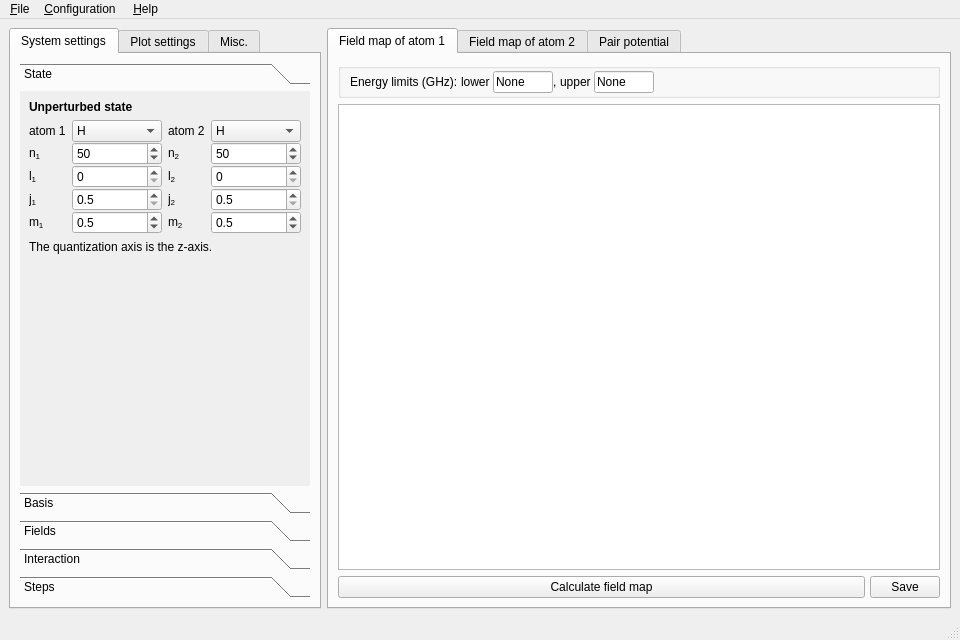
Before: the Qt Designer form gui/plotter.ui in pairinteraction/pairinteraction, drawn with Qt 5.
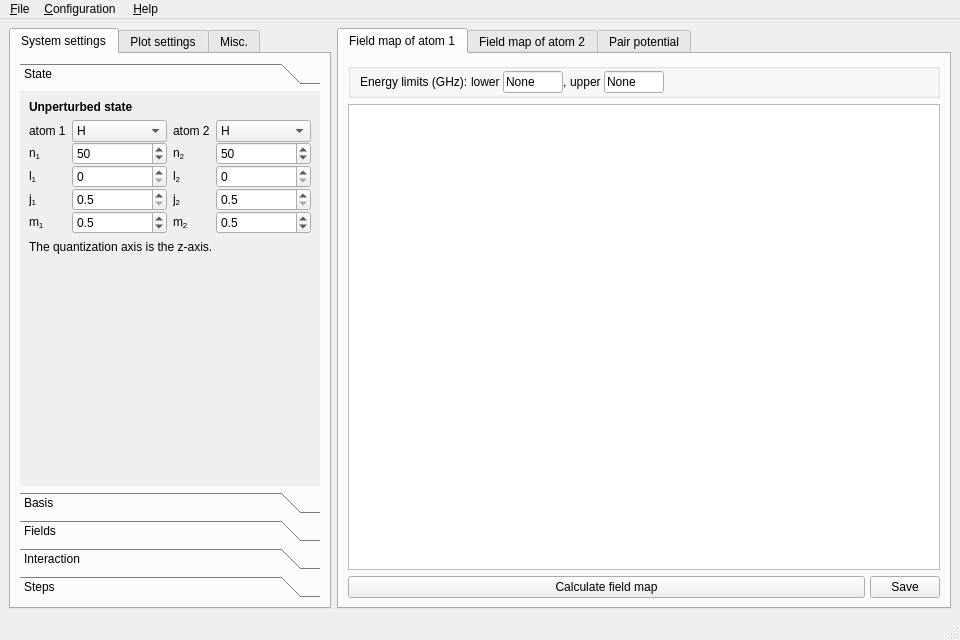
After: the same form once the commit is applied. Custom widgets are drawn as their Qt base class.

The edit to the form file:
```diff
--- a/gui/plotter.ui
+++ b/gui/plotter.ui
@@ -50,7 +50,7 @@
           </property>
           <property name="minimumSize">
            <size>
-            <width>290</width>
+            <width>300</width>
             <height>0</height>
            </size>
           </property>
@@ -65,7 +65,7 @@
             <rect>
              <x>0</x>
              <y>0</y>
-             <width>290</width>
+             <width>300</width>
              <height>356</height>
             </rect>
            </property>
```
Left out of the diff: 8 changed lines with no effect on the pictures.
